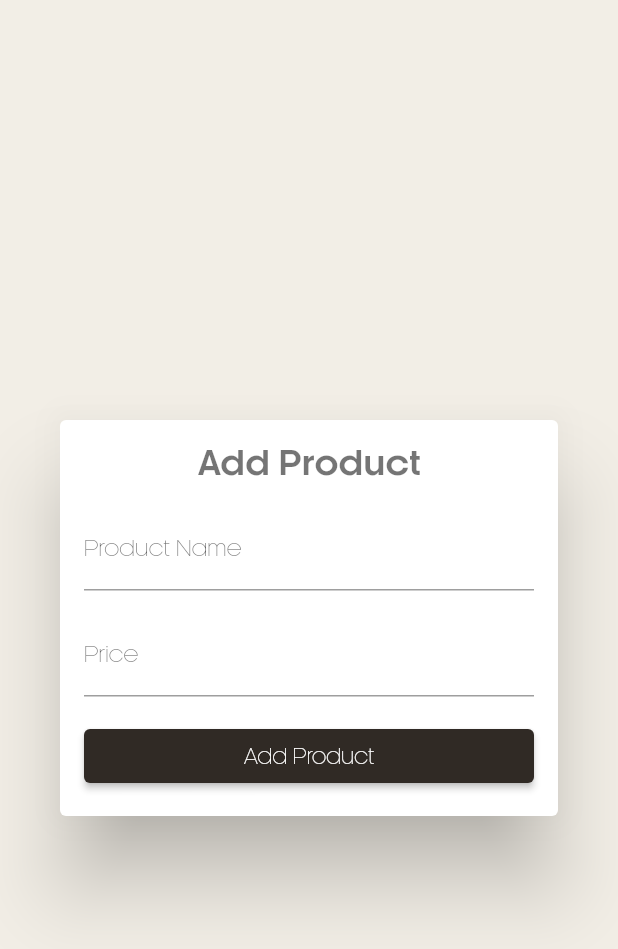
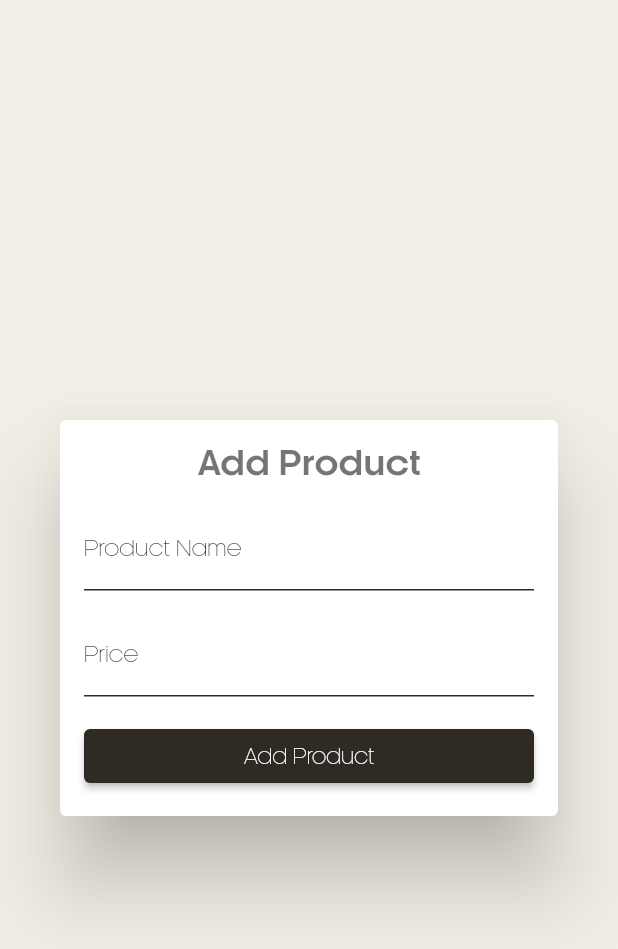
Before and after one commit to abdullahjavaid409/Studio93-Task, a Flutter app: the AddProductDialog widget shown alone on an empty page, opened directly, on a phone screen of 412 x 824 dp. Shown: the top 949 px of the screen. Run offline on Flutter 3.47's test engine with Material 2 defaults, Android fonts, the phone set to English and light mode, and no system bars; our stand-ins replace flutter_screenutil.

Commit message:
update the coide

```diff
--- a/lib/page/home/component/add_product_dialog.dart
+++ b/lib/page/home/component/add_product_dialog.dart
@@ -10,6 +10,7 @@ class AddProductDialog extends StatefulWidget {
 class _AddProductDialogState extends State<AddProductDialog> {
   final productNameController = TextEditingController();
   final priceController = TextEditingController();
+  final formValidateKey = GlobalKey<FormState>();
 
   @override
   void dispose() {
@@ -20,7 +21,9 @@ class _AddProductDialogState extends State<AddProductDialog> {
 
   @override
   Widget build(BuildContext context) {
-    return Dialog(
+    return Form(
+      key: formValidateKey,
+      child: Dialog(
         child: SingleChildScrollView(
           padding: const EdgeInsets.all(16.0),
           child: Column(
@@ -31,15 +34,38 @@ class _AddProductDialogState extends State<AddProductDialog> {
                   fontWeight: FontWeight.bold,
                   textAlign: TextAlign.center),
               const VerticalSpacing(of: 16.0),
-            TextField(
+              TextFormField(
+                decoration: const InputDecoration(
+                    labelText: 'Product Name',
+                    labelStyle: TextStyle(color: AppColor.lightBlackColor),
+                    border: UnderlineInputBorder(
+                        borderSide:
+                            BorderSide(color: AppColor.lightBlackColor)),
+                    enabledBorder: UnderlineInputBorder(
+                        borderSide:
+                            BorderSide(color: AppColor.lightBlackColor)),
+                    focusedBorder: UnderlineInputBorder(
+                        borderSide:
+                            BorderSide(color: AppColor.lightBlackColor))),
                 controller: productNameController,
-              decoration: const InputDecoration(labelText: 'Product Name'),
               ),
               const VerticalSpacing(of: 16.0),
-            TextField(
+              TextFormField(
                 controller: priceController,
-              decoration: const InputDecoration(labelText: 'Price'),
-              keyboardType: TextInputType.number,
+                decoration: const InputDecoration(
+                    labelText: 'Price',
+                    labelStyle: TextStyle(color: AppColor.lightBlackColor),
+                    border: UnderlineInputBorder(
+                        borderSide:
+                            BorderSide(color: AppColor.lightBlackColor)),
+                    enabledBorder: UnderlineInputBorder(
+                        borderSide:
+                            BorderSide(color: AppColor.lightBlackColor)),
+                    focusedBorder: UnderlineInputBorder(
+                        borderSide:
+                            BorderSide(color: AppColor.lightBlackColor))),
+                keyboardType:
+                    const TextInputType.numberWithOptions(decimal: true),
               ),
               const VerticalSpacing(of: 16.0),
               ElevatedButton(
@@ -53,6 +79,7 @@ class _AddProductDialogState extends State<AddProductDialog> {
             ],
           ),
         ),
+      ),
     );
   }
 }
```
Lines whose indentation alone changed are shown as unchanged.
